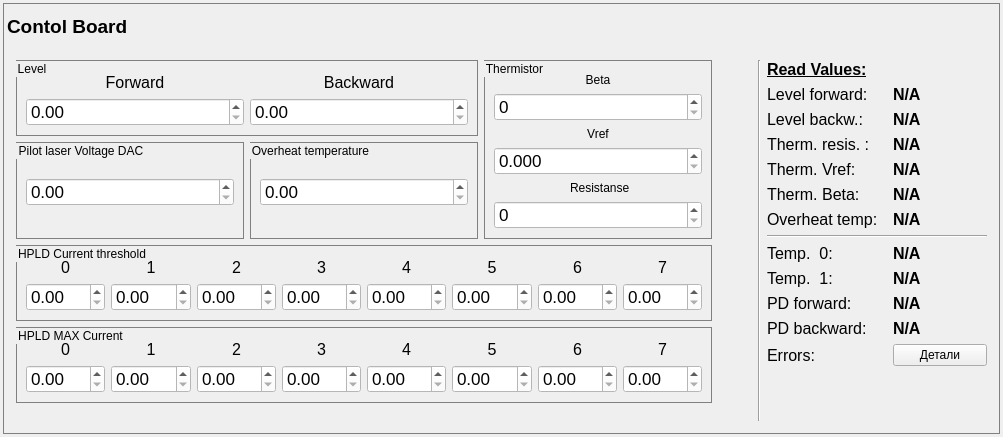
bulkanul/EVO_YFL_1064_GUI_coherent2, file cb_panel.ui: the form before one commit.
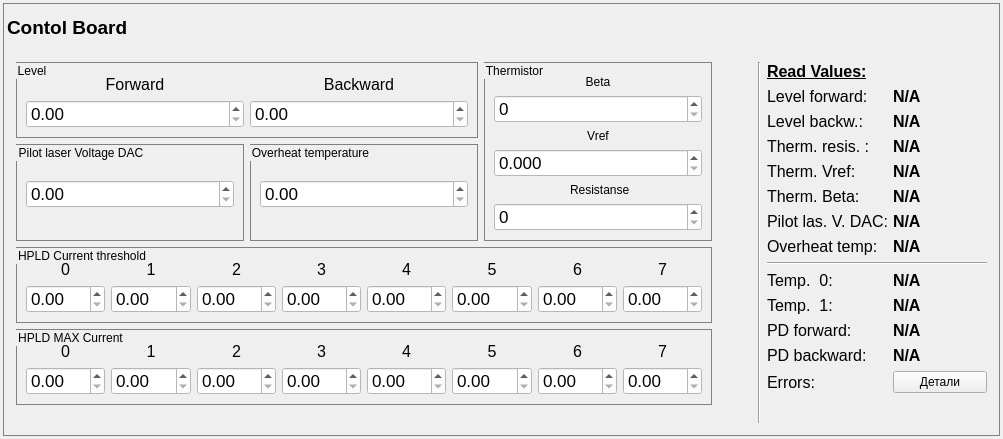
The form after the commit.

```diff
--- a/cb_panel.ui
+++ b/cb_panel.ui
@@ -7,7 +7,7 @@
     <x>0</x>
     <y>0</y>
     <width>1003</width>
-    <height>437</height>
+    <height>439</height>
    </rect>
   </property>
   <property name="windowTitle">
@@ -405,7 +405,7 @@
                </property>
               </widget>
              </item>
-             <item row="5" column="0">
+             <item row="6" column="0">
               <widget class="QLabel" name="label_55">
                <property name="minimumSize">
                 <size>
@@ -430,7 +430,7 @@
                </property>
               </widget>
              </item>
-             <item row="5" column="1">
+             <item row="6" column="1">
               <widget class="QLabel" name="over_temp_label">
                <property name="minimumSize">
                 <size>
@@ -455,7 +455,7 @@
                </property>
               </widget>
              </item>
-             <item row="6" column="0" colspan="2">
+             <item row="7" column="0" colspan="2">
               <widget class="Line" name="line_2">
                <property name="minimumSize">
                 <size>
@@ -468,7 +468,7 @@
                </property>
               </widget>
              </item>
-             <item row="7" column="0">
+             <item row="8" column="0">
               <widget class="QLabel" name="label_50">
                <property name="minimumSize">
                 <size>
@@ -493,7 +493,7 @@
                </property>
               </widget>
              </item>
-             <item row="7" column="1">
+             <item row="8" column="1">
               <widget class="QLabel" name="cur_temp_0">
                <property name="minimumSize">
                 <size>
@@ -518,7 +518,7 @@
                </property>
               </widget>
              </item>
-             <item row="8" column="0">
+             <item row="9" column="0">
               <widget class="QLabel" name="label_56">
                <property name="minimumSize">
                 <size>
@@ -543,7 +543,7 @@
                </property>
               </widget>
              </item>
-             <item row="8" column="1">
+             <item row="9" column="1">
               <widget class="QLabel" name="cur_temp_1">
                <property name="minimumSize">
                 <size>
@@ -568,7 +568,7 @@
                </property>
               </widget>
              </item>
-             <item row="9" column="0">
+             <item row="10" column="0">
               <widget class="QLabel" name="label_40">
                <property name="minimumSize">
                 <size>
@@ -593,7 +593,7 @@
                </property>
               </widget>
              </item>
-             <item row="9" column="1">
+             <item row="10" column="1">
               <widget class="QLabel" name="pd_forward">
                <property name="minimumSize">
                 <size>
@@ -618,7 +618,7 @@
                </property>
               </widget>
              </item>
-             <item row="10" column="0">
+             <item row="11" column="0">
               <widget class="QLabel" name="label_41">
                <property name="minimumSize">
                 <size>
@@ -643,7 +643,7 @@
                </property>
               </widget>
              </item>
-             <item row="10" column="1">
+             <item row="11" column="1">
               <widget class="QLabel" name="pd_backward">
                <property name="minimumSize">
                 <size>
@@ -668,7 +668,7 @@
                </property>
               </widget>
              </item>
-             <item row="11" column="0">
+             <item row="12" column="0">
               <widget class="QLabel" name="label_error">
                <property name="minimumSize">
                 <size>
@@ -693,13 +693,63 @@
                </property>
               </widget>
              </item>
-             <item row="11" column="1">
+             <item row="12" column="1">
               <widget class="QPushButton" name="button_error">
                <property name="text">
                 <string>Детали</string>
                </property>
               </widget>
              </item>
+             <item row="5" column="0">
+              <widget class="QLabel" name="label_65">
+               <property name="minimumSize">
+                <size>
+                 <width>120</width>
+                 <height>0</height>
+                </size>
+               </property>
+               <property name="maximumSize">
+                <size>
+                 <width>120</width>
+                 <height>16777215</height>
+                </size>
+               </property>
+               <property name="font">
+                <font>
+                 <family>Arial</family>
+                 <pointsize>12</pointsize>
+                </font>
+               </property>
+               <property name="text">
+                <string>Pilot las. V. DAC:</string>
+               </property>
+              </widget>
+             </item>
+             <item row="5" column="1">
+              <widget class="QLabel" name="pilot_laser_v_dac">
+               <property name="minimumSize">
+                <size>
+                 <width>80</width>
+                 <height>0</height>
+                </size>
+               </property>
+               <property name="maximumSize">
+                <size>
+                 <width>80</width>
+                 <height>16777215</height>
+                </size>
+               </property>
+               <property name="font">
+                <font>
+                 <pointsize>12</pointsize>
+                 <bold>true</bold>
+                </font>
+               </property>
+               <property name="text">
+                <string>N/A</string>
+               </property>
+              </widget>
+             </item>
             </layout>
            </item>
            <item>
```
Left out of the diff: 16 changed lines with no effect on the pictures.
